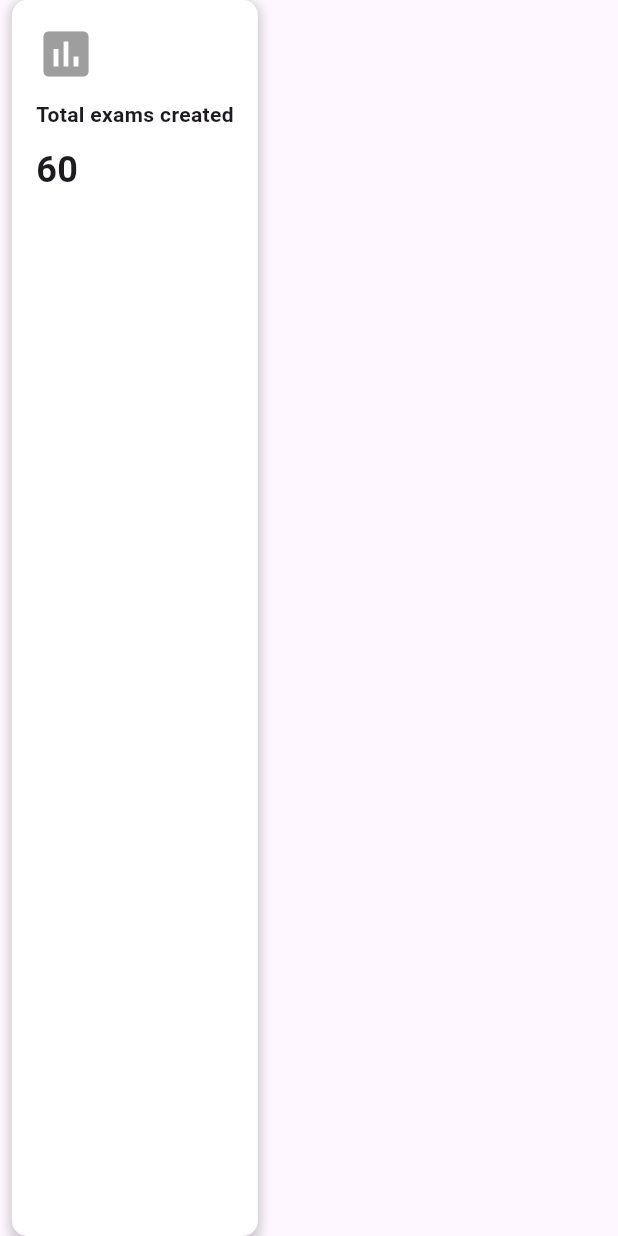
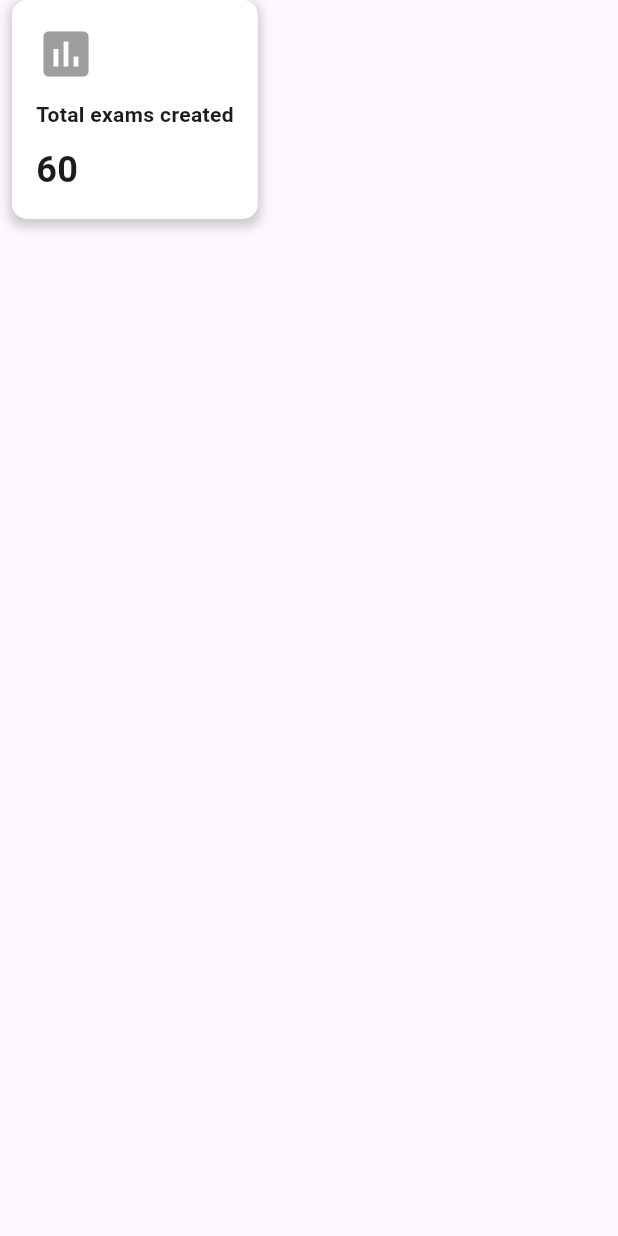
Before and after one commit to miniquinox/ExamAi-Flutter, a Flutter app: the StatisticBox widget shown alone on an empty page, opened directly, on a phone screen of 412 x 824 dp. Run offline on Flutter 3.47's test engine with Material 3 defaults, Android fonts, the phone set to English and light mode, and no system bars; our stand-ins replace firebase_auth, firebase_core, fl_chart, flutter_signin_button; accounts and stored records are empty; network calls fail.

Commit message:
Added fixed height for stats cards

```diff
--- a/lib/professor/professor_dashboard.dart
+++ b/lib/professor/professor_dashboard.dart
@@ -443,6 +443,7 @@ class StatisticBox extends StatelessWidget {
   Widget build(BuildContext context) {
     return Expanded(
       child: Container(
+        height: 146, // Fixed height for better layout consistency
         margin: EdgeInsets.symmetric(horizontal: 8.0),
         padding: EdgeInsets.all(16.0),
         decoration: BoxDecoration(
```
